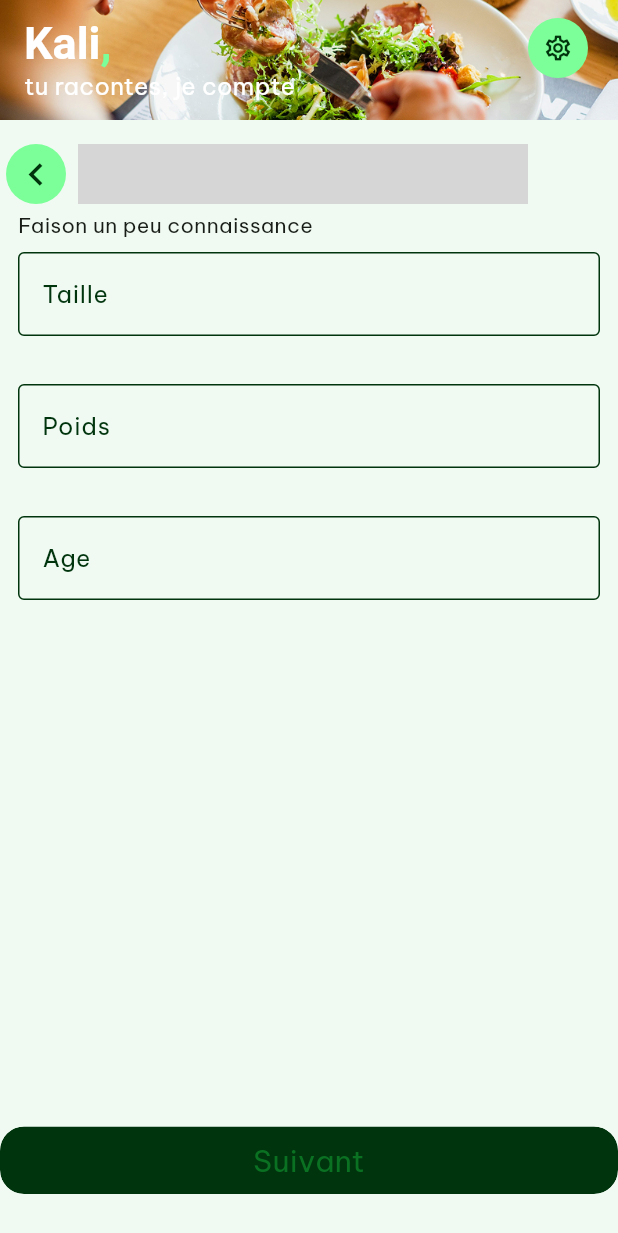
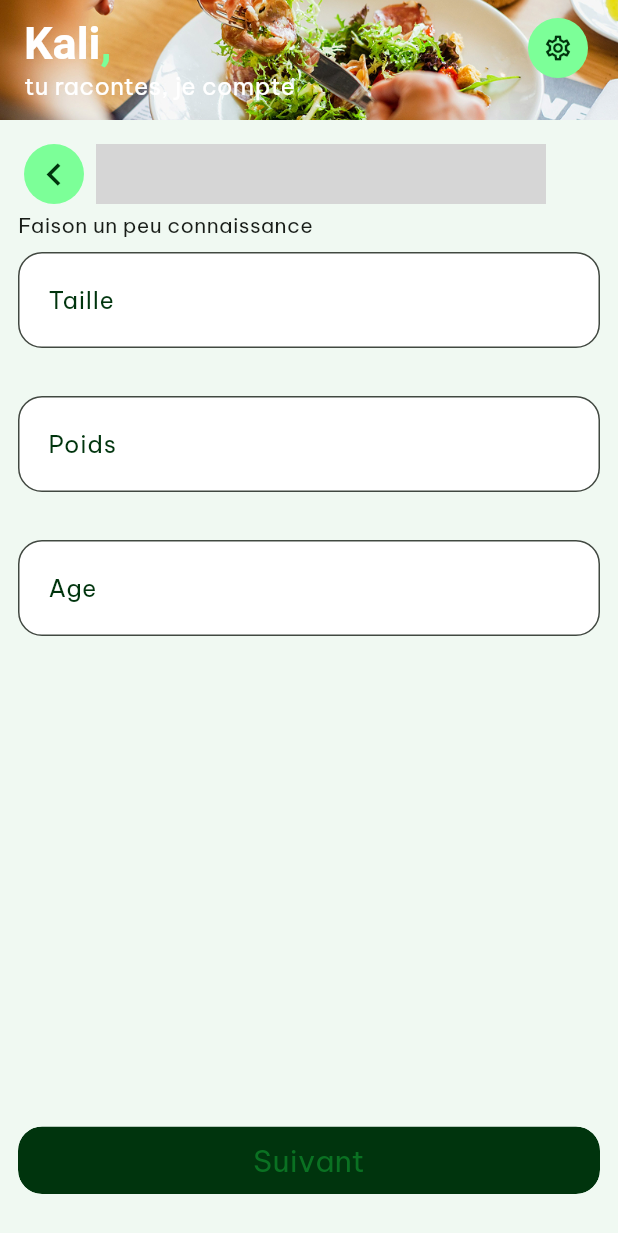
Before and after one commit to Xhya/kali, a Flutter app: the screen it shows after launch, on a phone screen of 412 x 824 dp. Shown: the top 1233 px of the screen. Run offline on Flutter 3.47's test engine with Material 3 defaults, Android fonts, the phone set to English and light mode, and no system bars; drawn by our look-alikes of syncfusion_flutter_gauges; our stand-ins replace flutter_secure_storage, internet_connection_checker_plus, loading_animation_widget, package_info_plus; missing offline and left inert: back_button_interceptor, bugsnag_flutter, dart_date; grey boxes are pictures that could not be loaded.

Commit message:
custom input

```diff
--- a/lib/client/screens/StartForm.screen.dart
+++ b/lib/client/screens/StartForm.screen.dart
@@ -131,12 +131,15 @@ class _StartFormScreenState extends State<StartFormScreen> {
                   //       ],
                   //     ),
                   //   ),
-                  ButtonWidget(
-                    text: "Suivant",
-                    onPressed: () {
-                      onClickNext();
-                    },
-                    fullWidth: true,
+                  Padding(
+                    padding: const EdgeInsets.symmetric(horizontal: 12),
+                    child: ButtonWidget(
+                      text: "Suivant",
+                      onPressed: () {
+                        onClickNext();
+                      },
+                      fullWidth: true,
+                    ),
                   ),
 
                   // ButtonWidget(
--- a/lib/client/widgets/CustomInput.dart
+++ b/lib/client/widgets/CustomInput.dart
@@ -46,7 +46,12 @@ class _CustomInputState extends State<CustomInput> {
     return Column(
       crossAxisAlignment: CrossAxisAlignment.start,
       children: [
-        TextFormField(
+        Container(
+          decoration: BoxDecoration(
+            color: style.background.neutral.color,
+            borderRadius: BorderRadius.circular(16),
+          ),
+          child: TextField(
             controller: controller,
             onChanged: (value) {
               widget.onChanged(value);
@@ -57,12 +62,20 @@ class _CustomInputState extends State<CustomInput> {
             inputFormatters: widget.inputFormatters,
             cursorColor: style.text.greenDark.color,
             decoration: InputDecoration(
-            border: const OutlineInputBorder(),
-            enabledBorder: OutlineInputBorder(
-              borderSide: BorderSide(color: style.text.greenDark.color!),
+              border: OutlineInputBorder(
+                borderSide: BorderSide(color: Colors.transparent),
+                borderRadius: BorderRadius.circular(16),
               ),
+              contentPadding: EdgeInsets.symmetric(
+                vertical: 20,
+                horizontal: 16,
+              ),
+              filled: true,
+              fillColor: style.background.neutral.color,
+              focusColor: style.background.green.color,
               focusedBorder: OutlineInputBorder(
                 borderSide: BorderSide(color: style.text.greenDark.color!),
+                borderRadius: BorderRadius.circular(16),
               ),
               labelText: widget.placeholder,
               labelStyle: style.text.greenDark,
@@ -71,6 +84,7 @@ class _CustomInputState extends State<CustomInput> {
               suffixIcon: widget.suffixIcon,
             ),
           ),
+        ),
       ],
     );
   }
--- a/lib/client/widgets/StartFormTop.widget.dart
+++ b/lib/client/widgets/StartFormTop.widget.dart
@@ -18,7 +18,9 @@ class _StartFormTopWidgetState extends State<StartFormTopWidget> {
   Widget build(BuildContext context) {
     int currentPage = context.watch<StartFormState>().currentPage.value;
 
-    return Row(
+    return Padding(
+      padding: const EdgeInsets.symmetric(horizontal: 12),
+      child: Row(
         spacing: 4,
         children: [
           CustomIconButtonWidget(
@@ -49,6 +51,7 @@ class _StartFormTopWidgetState extends State<StartFormTopWidget> {
             ],
           ),
         ],
+      ),
     );
   }
 }
```
Lines whose indentation alone changed are shown as unchanged.
